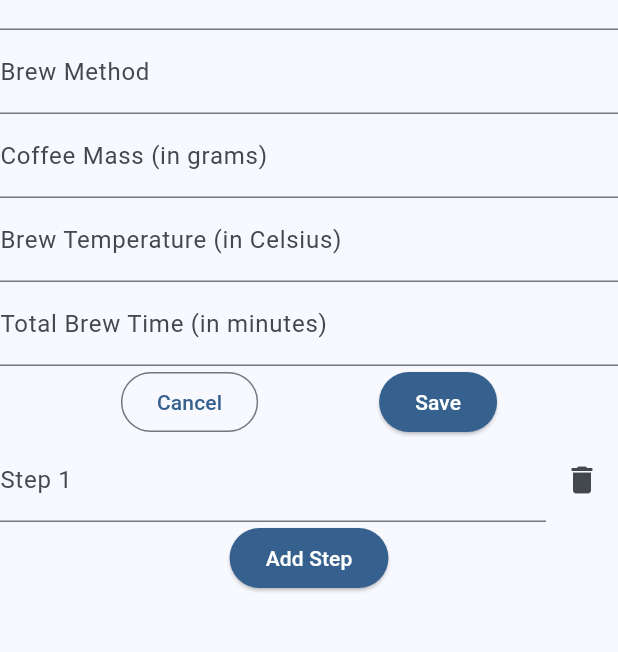
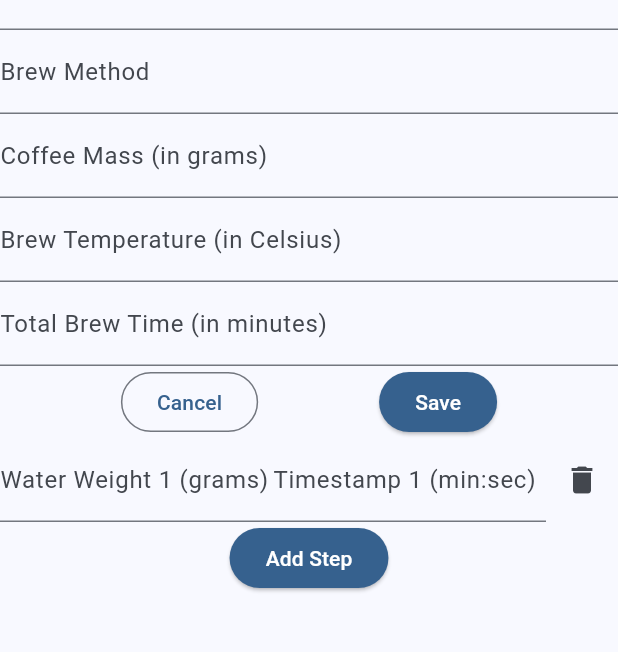
Before and after one commit to InspectorSpuds/BrewHelpyApp, a Flutter app: the NewRecipeForm widget shown alone on an empty page, opened directly with empty values, after a tap on the "delete" icon, after a tap on "Add Step", on a phone screen of 412 x 824 dp, the part 54-706 px from its top. Run offline on Flutter 3.47's test engine with Material 3 defaults, Android fonts, the light colour scheme and no system bars; our stand-ins replace cloud_firestore, firebase_core; missing offline and left inert: fake_cloud_firestore; accounts and stored records are empty.

Commit message:
split steps into waterweight and timestamp text boxes, created RecipeSteps to store these values, modified the widget tests, modified DbHandler's add function, modified newrecipeform to use the new function

```diff
--- a/lib/new_recipe_form.dart
+++ b/lib/new_recipe_form.dart
@@ -1,4 +1,5 @@
 import 'package:brewhelpy/form_action_buttons.dart';
+import 'package:brewhelpy/recipe_steps.dart';
 import 'package:brewhelpy/service/database_handler.dart';
 import 'package:cloud_firestore/cloud_firestore.dart';
 import 'package:flutter/material.dart';
@@ -22,7 +23,8 @@
   final _coffeeMassController = TextEditingController();
   final _brewTempController = TextEditingController();
   final _totalTimeController = TextEditingController();
-  final _stepsControllers = <TextEditingController>[TextEditingController()];
+  final _waterWeightControllers = <TextEditingController>[TextEditingController()];
+  final _timestampControllers = <TextEditingController>[TextEditingController()];
 
   @override
   void dispose() {
@@ -32,27 +34,38 @@
     _coffeeMassController.dispose();
     _brewTempController.dispose();
     _totalTimeController.dispose();
-    for (final controller in _stepsControllers) {
+    for (final controller in _waterWeightControllers) {
+      controller.dispose();
+    }
+    for (final controller in _timestampControllers) {
       controller.dispose();
     }
   }
 
   void _addStep() {
     setState(() {
-      _stepsControllers.add(TextEditingController());
+      _waterWeightControllers.add(TextEditingController());
+      _timestampControllers.add(TextEditingController());
     });
   }
 
   void _deleteStep(int index){
     setState(() {
-      _stepsControllers.removeAt(index);
+      _waterWeightControllers.removeAt(index);
+      _timestampControllers.removeAt(index);
     });
   }
 
   void _onSave() {
     if (_formKey.currentState?.validate() ?? false) {
-      final List<String> steps =
-          _stepsControllers.map((controller) => controller.text).toList();
+      final List<RecipeStep> steps = List.generate(
+          _waterWeightControllers.length,
+          (index) => RecipeStep(
+            waterWeight: int.parse(_waterWeightControllers[index].text),
+            timestamp: _timestampControllers[index].text,
+          )
+
+          );
 
       final newRecipe = Recipe(
         name: _nameController.text,
@@ -64,17 +77,23 @@
       );
 
       // need to add to database from here
-      FirebaseFirestore.instance.collection('Recipe').add({
-        'brewMethod': {
-          'units': 'Celsius',
-          'value': newRecipe.brewMethod,
-        },
-        'coffeeMass': newRecipe.coffeeMass,
-        'name': newRecipe.name,
-        'totalTime': "$newRecipe.totalTime",
-        'userID':
-            "null" //for now we're keeping it null till we connect our login form
-      });
+      widget._handler.addRecipe(newRecipe);
+      // FirebaseFirestore.instance.collection('Recipe').add({
+      //   'brewMethod': {
+      //     'units': 'Celsius',
+      //     'value': newRecipe.brewMethod,
+      //     'brewTemp':newRecipe.brewTemp,
+      //   },
+      //   'coffeeMass': newRecipe.coffeeMass,
+      //   'name': newRecipe.name,
+      //   'totalTime': "$newRecipe.totalTime",
+      //   'userID':
+      //       "null", //for now we're keeping it null till we connect our login form
+      //   'steps': steps.map((step) => {
+      //     'waterWeight': step.waterWeight,
+      //     'timestamp': step.timestamp,
+      //   }).toList(),
+      // });
 
       Navigator.pop(context);
       ScaffoldMessenger.of(context).showSnackBar(
@@ -95,23 +114,18 @@
                 QuantityField(quantityController: _brewTempController, label: 'Brew Temperature (in Celsius)'),
                 QuantityField(quantityController: _totalTimeController, label: 'Total Brew Time (in minutes)'),
                 ActionButtons(onSave: _onSave,),
-                ..._stepsControllers.asMap().entries.map(
+                ..._waterWeightControllers.asMap().entries.map(
                         (controller) => Row(
                           children: [
                             Expanded(
-                              child: TextFormField(
-                                key: Key('Step ${controller.key + 1}'),
-                                decoration: InputDecoration(
-                                  labelText: 'Step ${controller.key + 1}',
-                                ),
-                                controller: controller.value,
-                                validator: (value) {
-                                  if (value == null || value.trim().isEmpty) {
-                                    return 'Step cannot be empty.';
-                                  }
-                                  return null;
-                                },
-                              ),
+                              child: QuantityField(quantityController:
+                                controller.value,
+                                label: 'Water Weight ${controller.key + 1} (grams)'),
+                            ),
+                            Expanded(
+                              child: NameField(nameController:
+                              _timestampControllers[controller.key],
+                              label: 'Timestamp ${controller.key + 1} (min:sec)'),
                             ),
                             IconButton(
                                 onPressed: () => _deleteStep(controller.key),
--- a/lib/recipe.dart
+++ b/lib/recipe.dart
@@ -1,10 +1,12 @@
+import 'package:brewhelpy/recipe_steps.dart';
+
 class Recipe {
   final String name;
   final String brewMethod;
   final int coffeeMass;
   final int brewTemp;
   final int totalTime;
-  final List<String> steps;
+  final List<RecipeStep> steps;
 
   Recipe({
     required this.name,
--- /dev/null
+++ b/lib/recipe_steps.dart
@@ -0,0 +1,9 @@
+class RecipeStep {
+  final int waterWeight;
+  final String timestamp;
+
+  RecipeStep({
+    required this.waterWeight,
+    required this.timestamp,
+  });
+}
--- a/pubspec.yaml
+++ b/pubspec.yaml
@@ -39,6 +39,7 @@
   # Use with the CupertinoIcons class for iOS style icons.
   cupertino_icons: ^1.0.6
   full_coverage: ^1.0.0
+  fake_cloud_firestore: ^2.5.1
 
 dev_dependencies:
   flutter_test:
```
Also changed, not shown: lib/modify_recipe_form.dart (+10 -7 lines), lib/service/database_handler.dart (+24 -2 lines), pubspec.lock, 2 other files.
